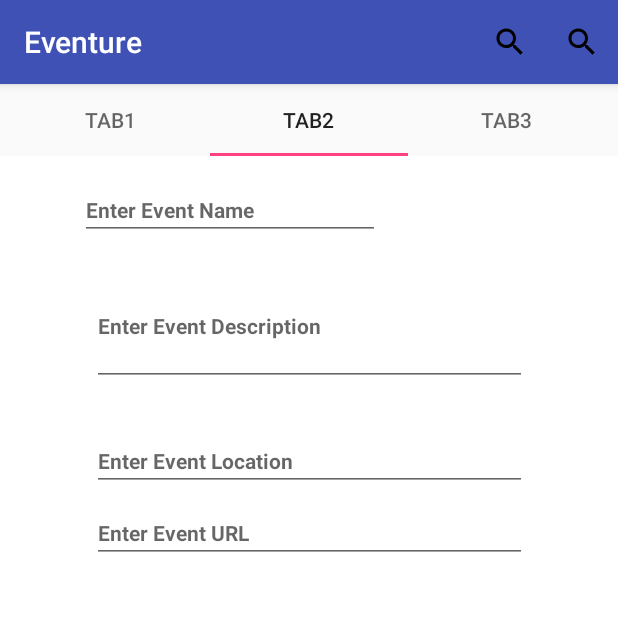
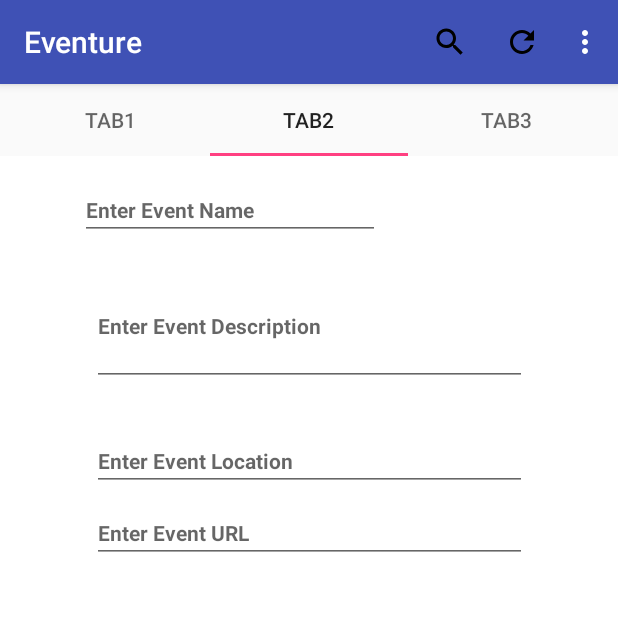
Before and after one commit to hdang-Git/Eventure, an Android app: the fragment SearchFragment placed in its activity, tab 2 chosen, on a phone screen of 412 x 824 dp, the top half of it. Run offline under Robolectric (Android 15) with nearby library versions, the phone set to English and light mode, and no system bars; our stand-ins replace Picasso; libraries missing offline, so code that uses them is left out: com.ramotion.foldingcell, io.github.luizgrp.sectionedrecyclerviewadapter; pictures from the network do not load; 5 statements that could not run were skipped.

Commit message:
Added refresh button. Commented out background image.

```diff
--- /dev/null
+++ b/app/src/main/res/drawable/ic_refresh_black_24dp.xml
@@ -0,0 +1,9 @@
+<vector xmlns:android="http://schemas.android.com/apk/res/android"
+        android:width="24dp"
+        android:height="24dp"
+        android:viewportWidth="24.0"
+        android:viewportHeight="24.0">
+    <path
+        android:fillColor="#FF000000"
+        android:pathData="M17.65,6.35C16.2,4.9 14.21,4 12,4c-4.42,0 -7.99,3.58 -7.99,8s3.57,8 7.99,8c3.73,0 6.84,-2.55 7.73,-6h-2.08c-0.82,2.33 -3.04,4 -5.65,4 -3.31,0 -6,-2.69 -6,-6s2.69,-6 6,-6c1.66,0 3.14,0.69 4.22,1.78L13,11h7V4l-2.35,2.35z"/>
+</vector>
--- a/app/src/main/res/layout/fragment_event.xml
+++ b/app/src/main/res/layout/fragment_event.xml
@@ -5,9 +5,10 @@
     android:clipChildren="false"
     android:clipToPadding="false"
     android:id="@+id/eventFragment"
-    android:background="@mipmap/background"
     tools:context="com.example.hai.eventfinder.EventFragment">
 
+    <!--
+    android:background="@mipmap/background"-->
 
     <!-- TODO: Update blank fragment layout -->
     <ListView
--- a/app/src/main/res/menu/main.xml
+++ b/app/src/main/res/menu/main.xml
@@ -1,14 +1,17 @@
 <?xml version="1.0" encoding="utf-8"?>
 <menu xmlns:android="http://schemas.android.com/apk/res/android"
       xmlns:app="http://schemas.android.com/apk/res-auto">
-
     <item android:id="@+id/search"
           android:title="@string/search_title"
           android:icon="@drawable/ic_search_black_24dp"
           app:actionViewClass="android.support.v7.widget.SearchView"
           app:showAsAction="collapseActionView|ifRoom"
         />
-
+    <item android:id="@+id/refresh"
+        android:title="@string/refresh"
+        android:icon="@drawable/ic_refresh_black_24dp"
+        app:showAsAction="collapseActionView|ifRoom"
+        />
     <!--android:showAsAction="collapseActionView|ifRoom"-->
 
 </menu>
--- a/app/src/main/res/values/strings.xml
+++ b/app/src/main/res/values/strings.xml
@@ -29,6 +29,7 @@
     <!--This is searchBar strings-->
     <string name="hint">Search Event</string>
     <string name="search_title">Search</string>
+    <string name="refresh">refresh</string>
 
     <!--This is filter strings-->
     <string name="filter_title">Filter</string>
```
Also changed, not shown: app/src/main/java/com/example/hai/eventfinder/MainActivity.java (+24 -0 lines), 1 other file.
